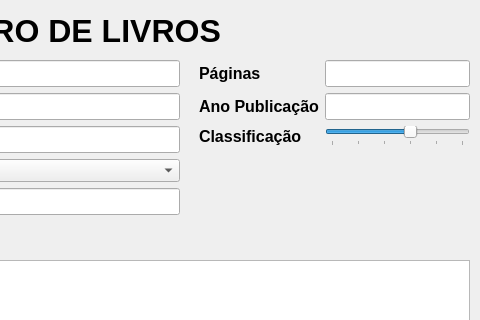
Qt form screen/ui_designer/screen_cadastro_livros.ui (mateusmoratelli/MinhaBiblioteca) before a commit; both pictures show x 401 to 881 and y 0 to 320 of the 881 by 675 pixel window.
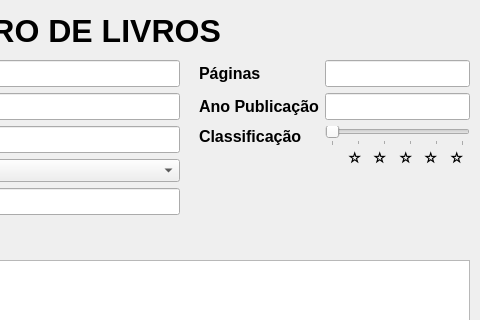
The same form after that commit. Icons and pictures are not drawn.

What changed in the file:
```diff
--- a/screen/ui_designer/screen_cadastro_livros.ui
+++ b/screen/ui_designer/screen_cadastro_livros.ui
@@ -234,7 +234,7 @@
      <x>600</x>
      <y>60</y>
      <width>271</width>
-     <height>161</height>
+     <height>91</height>
     </rect>
    </property>
    <layout class="QFormLayout" name="formLayout_2">
@@ -317,7 +317,7 @@
        <number>1</number>
       </property>
       <property name="value">
-       <number>3</number>
+       <number>0</number>
       </property>
       <property name="orientation">
        <enum>Qt::Horizontal</enum>
@@ -463,6 +463,96 @@
     <string>lbStatus</string>
    </property>
   </widget>
+  <widget class="QLabel" name="label_15">
+   <property name="geometry">
+    <rect>
+     <x>749</x>
+     <y>140</y>
+     <width>31</width>
+     <height>31</height>
+    </rect>
+   </property>
+   <property name="font">
+    <font>
+     <pointsize>15</pointsize>
+    </font>
+   </property>
+   <property name="text">
+    <string>⭐</string>
+   </property>
+  </widget>
+  <widget class="QLabel" name="label_16">
+   <property name="geometry">
+    <rect>
+     <x>774</x>
+     <y>140</y>
+     <width>31</width>
+     <height>31</height>
+    </rect>
+   </property>
+   <property name="font">
+    <font>
+     <pointsize>15</pointsize>
+    </font>
+   </property>
+   <property name="text">
+    <string>⭐</string>
+   </property>
+  </widget>
+  <widget class="QLabel" name="label_17">
+   <property name="geometry">
+    <rect>
+     <x>800</x>
+     <y>140</y>
+     <width>31</width>
+     <height>31</height>
+    </rect>
+   </property>
+   <property name="font">
+    <font>
+     <pointsize>15</pointsize>
+    </font>
+   </property>
+   <property name="text">
+    <string>⭐</string>
+   </property>
+  </widget>
+  <widget class="QLabel" name="label_18">
+   <property name="geometry">
+    <rect>
+     <x>825</x>
+     <y>140</y>
+     <width>31</width>
+     <height>31</height>
+    </rect>
+   </property>
+   <property name="font">
+    <font>
+     <pointsize>15</pointsize>
+    </font>
+   </property>
+   <property name="text">
+    <string>⭐</string>
+   </property>
+  </widget>
+  <widget class="QLabel" name="label_19">
+   <property name="geometry">
+    <rect>
+     <x>851</x>
+     <y>140</y>
+     <width>31</width>
+     <height>31</height>
+    </rect>
+   </property>
+   <property name="font">
+    <font>
+     <pointsize>15</pointsize>
+    </font>
+   </property>
+   <property name="text">
+    <string>⭐</string>
+   </property>
+  </widget>
  </widget>
  <resources/>
  <connections/>
```
Left out of the diff: 5 changed lines with no effect on the pictures.
